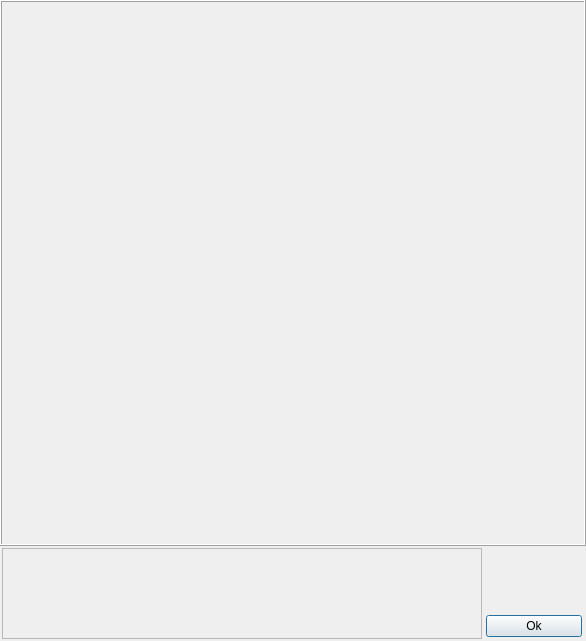
The window that hal4000/qtdesigner/camera-detached.ui (ZhuangLab/storm-control) describes before a commit, drawn with Qt 5.
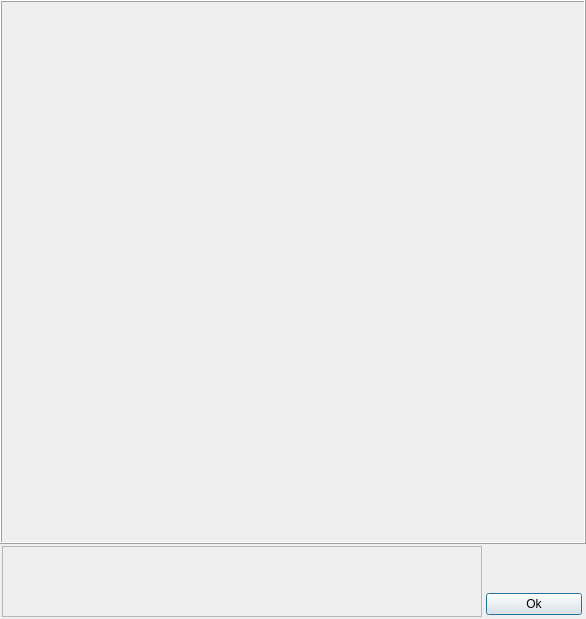
The same window after the commit.

Commit message: Update detached UI based on sizing experiments on a Window7 PC.

What changed in the file:
```diff
--- a/hal4000/qtdesigner/camera-detached.ui
+++ b/hal4000/qtdesigner/camera-detached.ui
@@ -7,7 +7,7 @@
     <x>0</x>
     <y>0</y>
     <width>586</width>
-    <height>641</height>
+    <height>619</height>
    </rect>
   </property>
   <property name="sizePolicy">
@@ -18,8 +18,8 @@
   </property>
   <property name="minimumSize">
    <size>
-    <width>586</width>
-    <height>641</height>
+    <width>0</width>
+    <height>0</height>
    </size>
   </property>
   <property name="maximumSize">
@@ -48,8 +48,8 @@
      </property>
      <property name="minimumSize">
       <size>
-       <width>586</width>
-       <height>545</height>
+       <width>585</width>
+       <height>543</height>
       </size>
      </property>
      <property name="maximumSize">
@@ -77,7 +77,7 @@
      <property name="maximumSize">
       <size>
        <width>16777215</width>
-       <height>95</height>
+       <height>75</height>
       </size>
      </property>
      <layout class="QHBoxLayout" name="horizontalLayout">
```
The commit also changes 3 other files.
